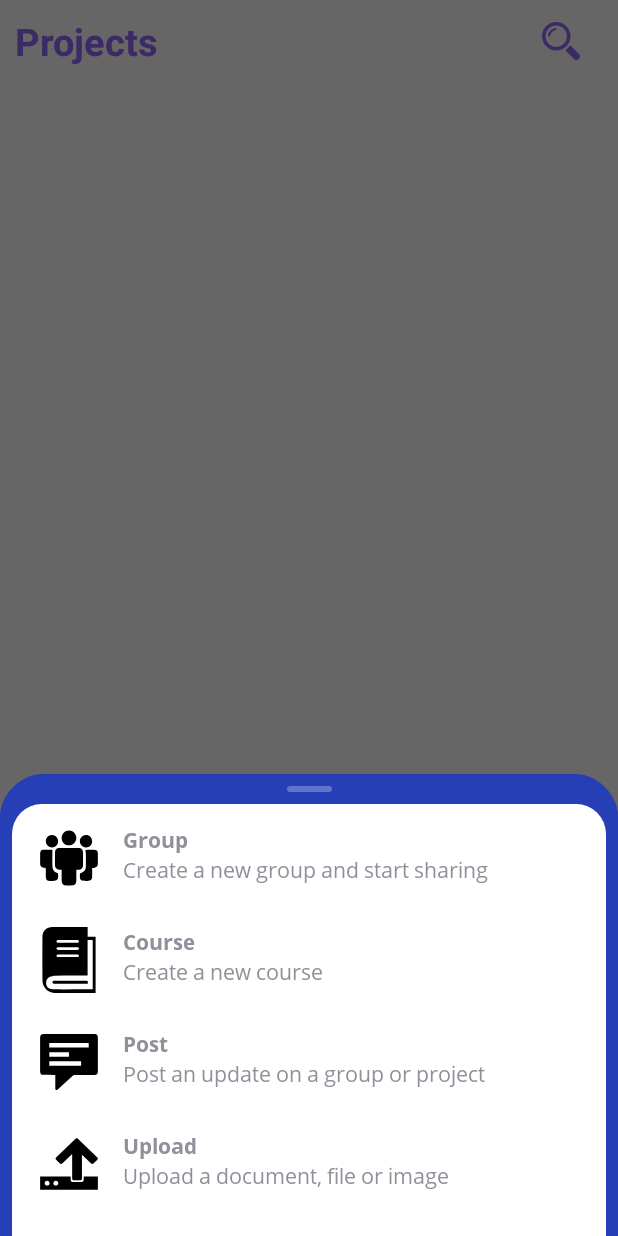
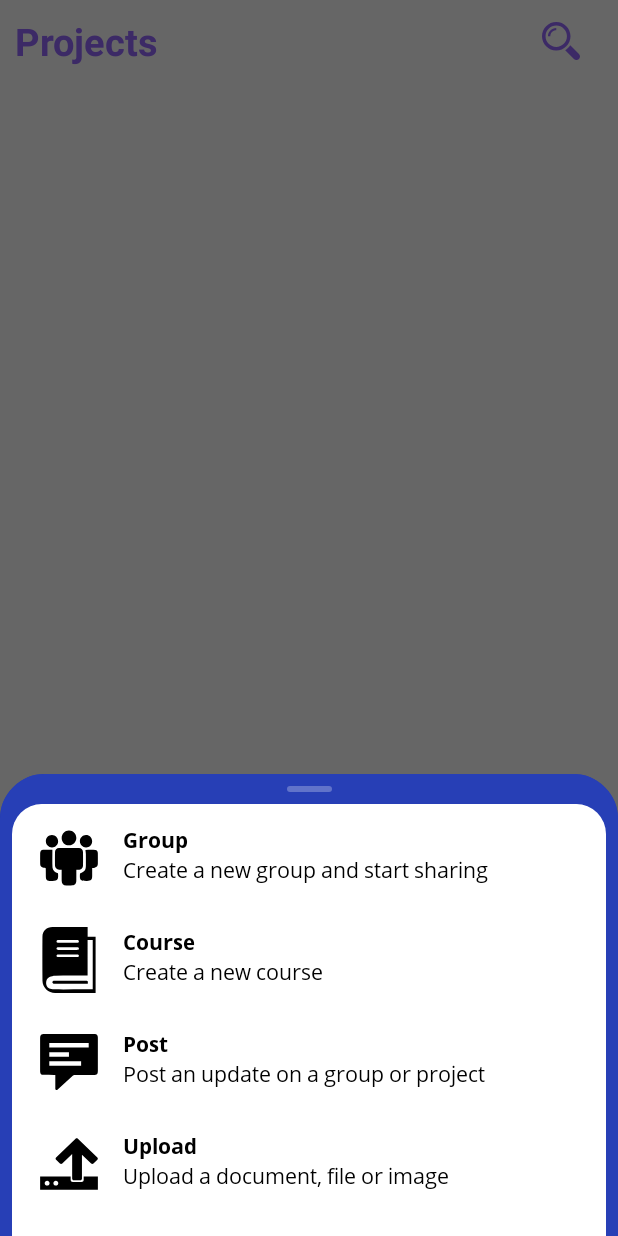
Before and after one commit to gabenrlorseb/elgs, an Android app: the MainActivity screen opened directly, with no data from a screen before it, item 3 of the bottom bar chosen, on a phone screen of 412 x 824 dp. Run offline under Robolectric (Android 15) with nearby library versions, the phone set to English and light mode, and no system bars; our stand-ins replace Firebase (no records; nobody signed in at launch, a user with empty details on screens opened directly).

Commit message:
Bottom sheet create professor fix

```diff
--- a/unijet/src/main/res/layout/bottom_sheet_create_professor.xml
+++ b/unijet/src/main/res/layout/bottom_sheet_create_professor.xml
@@ -47,12 +47,15 @@
                     android:layout_width="wrap_content"
                     android:layout_height="wrap_content"
                     android:text="@string/create_group_title"
+                    android:textColor="#000000"
                     android:fontFamily="@font/open_sans_bold" />
 
                 <TextView
                     android:layout_width="wrap_content"
                     android:layout_height="wrap_content"
                     android:text="@string/create_group_subtitle"
+                    android:textColor="#000000"
+
                     android:fontFamily="@font/open_sans" />
 
             </LinearLayout>
@@ -82,12 +85,14 @@
                     android:layout_width="wrap_content"
                     android:layout_height="wrap_content"
                     android:text="@string/course_title"
+                    android:textColor="#000000"
                     android:fontFamily="@font/open_sans_bold" />
 
                 <TextView
                     android:layout_width="wrap_content"
                     android:layout_height="wrap_content"
                     android:text="@string/course_subtitle"
+                    android:textColor="#000000"
                     android:fontFamily="@font/open_sans" />
 
             </LinearLayout>
@@ -117,11 +122,13 @@
                     android:layout_width="wrap_content"
                     android:layout_height="wrap_content"
                     android:text="@string/post_option_title"
+                    android:textColor="#000000"
                     android:fontFamily="@font/open_sans_bold" />
 
                 <TextView
                     android:layout_width="wrap_content"
                     android:layout_height="wrap_content"
+                    android:textColor="#000000"
                     android:text="@string/post_option_subtitle"
                     android:fontFamily="@font/open_sans" />
 
@@ -153,12 +160,14 @@
                     android:layout_width="wrap_content"
                     android:layout_height="wrap_content"
                     android:text="@string/upload_title"
+                    android:textColor="#000000"
                     android:fontFamily="@font/open_sans_bold" />
 
                 <TextView
                     android:layout_width="wrap_content"
                     android:layout_height="wrap_content"
                     android:text="@string/upload_subtitle"
+                    android:textColor="#000000"
                     android:fontFamily="@font/open_sans" />
 
             </LinearLayout>
```
